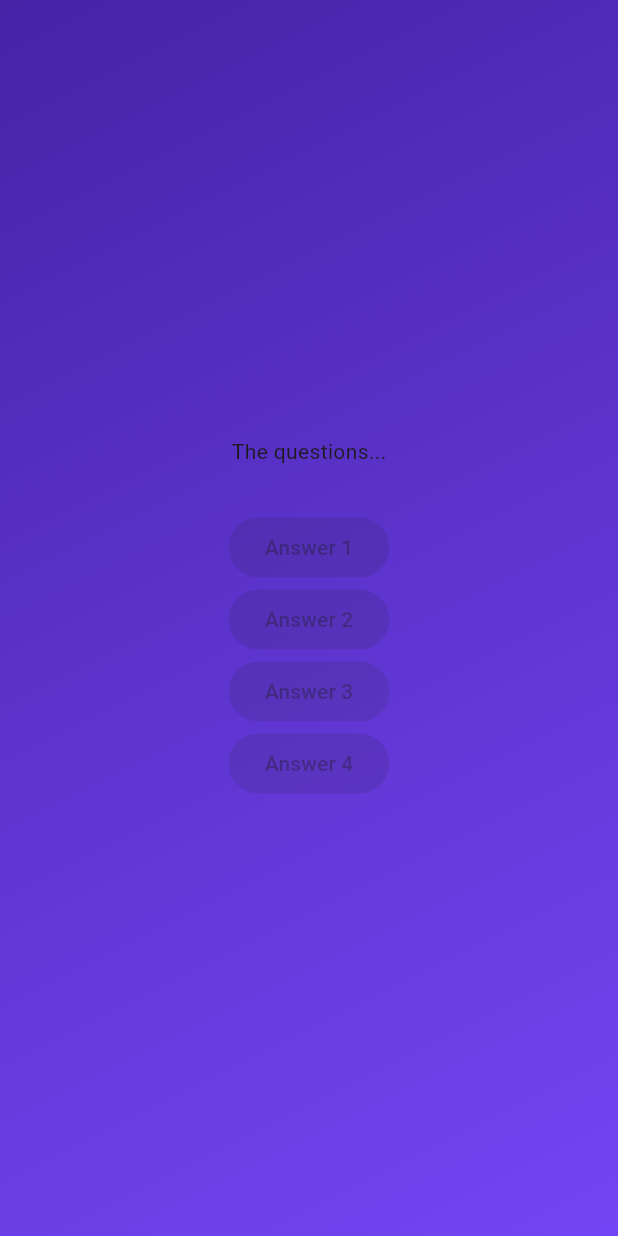
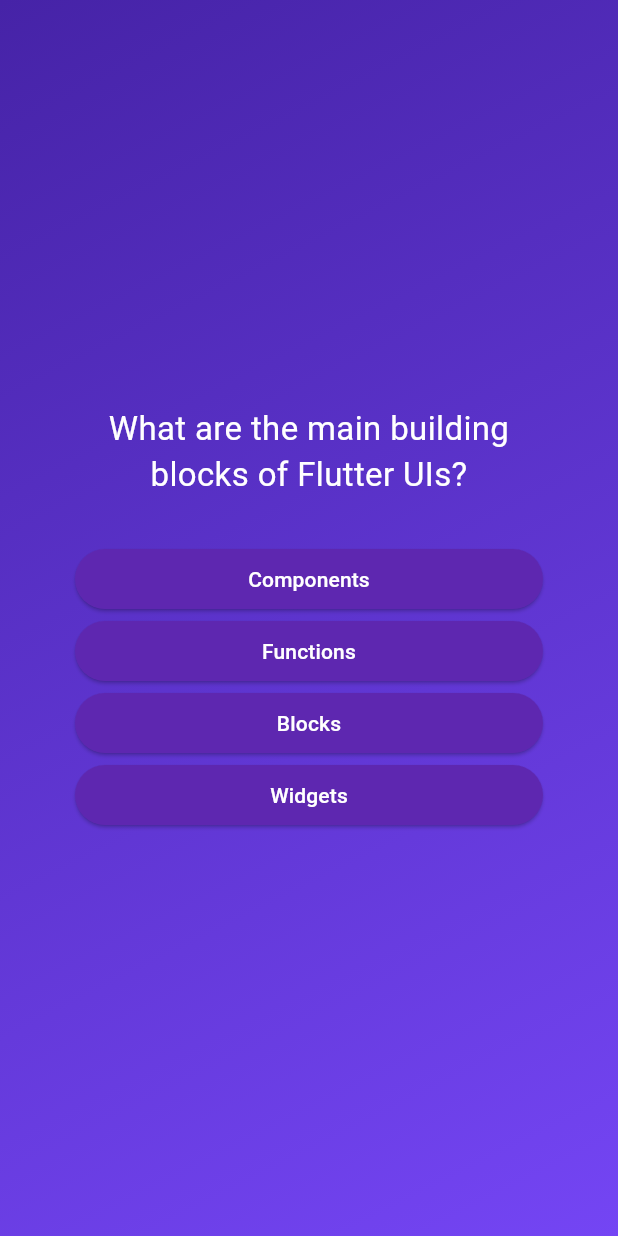
Before and after one commit to antoniobgo/quiz-app, a Flutter app: the screen it shows after launch, after a tap on "Start Quiz", on a phone screen of 412 x 824 dp. Run offline on Flutter 3.47's test engine with Material 3 defaults, Android fonts, the phone set to English and light mode, and no system bars.

Commit message:
added: answering a question now shows the next one

```diff
--- /dev/null
+++ b/lib/answer_button.dart
@@ -0,0 +1,25 @@
+import 'package:flutter/material.dart';
+
+class AnswerButton extends StatelessWidget {
+  const AnswerButton(this.answerText, this.onTap, {super.key});
+
+  final String answerText;
+  final void Function() onTap;
+
+  @override
+  Widget build(BuildContext context) {
+    return ElevatedButton(
+        onPressed: onTap,
+        style: ElevatedButton.styleFrom(
+          backgroundColor: const Color.fromARGB(255, 94, 39, 176),
+          foregroundColor: Colors.white,
+          shape:
+              RoundedRectangleBorder(borderRadius: BorderRadius.circular(20)),
+          padding: const EdgeInsets.symmetric(vertical: 10, horizontal: 30),
+        ),
+        child: Text(
+          answerText,
+          textAlign: TextAlign.center,
+        ));
+  }
+}
--- a/lib/models/quiz_question.dart
+++ b/lib/models/quiz_question.dart
@@ -3,4 +3,10 @@ class QuizQuestion {
 
   final String question;
   final List<String> answers;
+
+  List<String> getShuffledAnswers() {
+    final shuffledList = List.of(answers);
+    shuffledList.shuffle();
+    return shuffledList;
+  }
 }
--- a/lib/questions_screen.dart
+++ b/lib/questions_screen.dart
@@ -1,4 +1,6 @@
 import 'package:flutter/material.dart';
+import 'package:quiz_app/answer_button.dart';
+import 'package:quiz_app/data/questions.dart';
 
 class QuestionsScreen extends StatefulWidget {
   const QuestionsScreen({super.key});
@@ -10,23 +12,44 @@ class QuestionsScreen extends StatefulWidget {
 }
 
 class _QuestionsScreenState extends State<QuestionsScreen> {
+  var currentQuestionIndex = 0;
+
+  void answerQuestion() {
+    setState(() {
+      currentQuestionIndex++;
+    });
+  }
+
   @override
   Widget build(context) {
+    // var questionsCopy = [...questions];
+    final currentQuestion = questions[currentQuestionIndex];
     // return const Center(
-    return const SizedBox(
+    return SizedBox(
       // child: SizedBox(
       width: double.infinity,
-      child: Column(
-        // mainAxisSize: MainAxisSize.min,
-        mainAxisAlignment: MainAxisAlignment.center,
-        children: [
-          Text('The questions...'),
-          SizedBox(height: 30),
-          ElevatedButton(onPressed: null, child: Text('Answer 1')),
-          ElevatedButton(onPressed: null, child: Text('Answer 2')),
-          ElevatedButton(onPressed: null, child: Text('Answer 3')),
-          ElevatedButton(onPressed: null, child: Text('Answer 4')),
-        ],
+      child: Container(
+        margin: const EdgeInsets.all(50),
+        child: Column(
+          // mainAxisSize: MainAxisSize.min,
+          mainAxisAlignment: MainAxisAlignment.center,
+          crossAxisAlignment: CrossAxisAlignment.stretch,
+          children: [
+            Text(
+              currentQuestion.question,
+              style: const TextStyle(color: Colors.white, fontSize: 22),
+              textAlign: TextAlign.center,
+            ),
+            const SizedBox(height: 30),
+            ...currentQuestion.getShuffledAnswers().map((answer) {
+              return AnswerButton(answer, answerQuestion);
+            }),
+            // AnswerButton(currentQuestion.answers[0], () {}),
+            // AnswerButton(currentQuestion.answers[1], () {}),
+            // AnswerButton(currentQuestion.answers[2], () {}),
+            // AnswerButton(currentQuestion.answers[3], () {}),
+          ],
+        ),
       ),
     );
     // );
```
